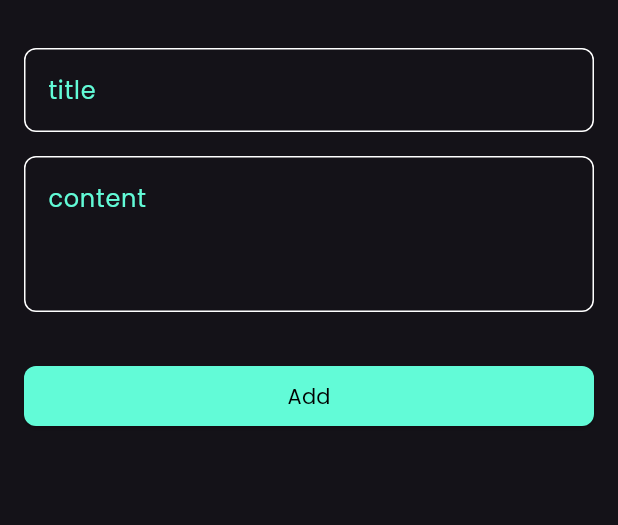
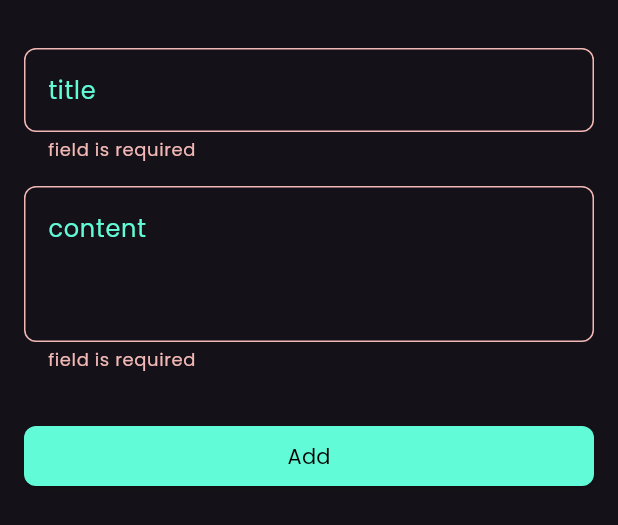
Before and after one commit to abdomostafa1/notes-app-flutter, a Flutter app: the AddNoteBottomSheet widget shown alone on an empty page, opened directly, after a tap on "Add", on a phone screen of 412 x 824 dp. Shown: the top 525 px of the screen. Run offline on Flutter 3.47's test engine with Material 3 defaults, Android fonts, the phone set to English and light mode, and no system bars; our stand-ins replace hive, hive_flutter; accounts and stored records are empty.

```diff
--- a/lib/constants.dart
+++ b/lib/constants.dart
@@ -1,3 +1,4 @@
 import 'dart:ui';
 
 const primaryColor=Color(0xff62FBD7);
+const kNotesBox='notes_box';
--- a/lib/widgets/add_note_bottom_sheet.dart
+++ b/lib/widgets/add_note_bottom_sheet.dart
@@ -3,24 +3,56 @@ import 'package:notes_app/widgets/custom_button.dart';
 
 import 'custom_text_field.dart';
 
-class AddNoteBottomSheet extends StatelessWidget {
-  const AddNoteBottomSheet({super.key});
+class AddNoteBottomSheet extends StatefulWidget {
+  AddNoteBottomSheet({super.key});
+
+  @override
+  State<AddNoteBottomSheet> createState() => _AddNoteBottomSheetState();
+}
+
+class _AddNoteBottomSheetState extends State<AddNoteBottomSheet> {
+  String? title, subTitle;
+
+  final GlobalKey<FormState> globalKey = GlobalKey();
+  var autoValidateMode = AutovalidateMode.disabled;
 
   @override
   Widget build(BuildContext context) {
     return Padding(
       padding: const EdgeInsets.symmetric(horizontal: 16),
       child: SingleChildScrollView(
-        child: Column(
-            children:[
-              SizedBox(height:32),
-              CustomTextField(hint: 'title'),
-              SizedBox(height: 16,),
-              CustomTextField(hint: 'content',maxLines:3),
-              SizedBox(height: 32),
-              CustomButton(),
-              SizedBox(height:200)
-            ]
+        child: Form(
+          key: globalKey,
+          autovalidateMode: autoValidateMode,
+          child: Column(children: [
+            const SizedBox(height: 32),
+            CustomTextField(
+              hint: 'title',
+              onSave: (value) {
+                if (value != null) title = value;
+              },
+            ),
+            const SizedBox(
+              height: 16,
+            ),
+            CustomTextField(
+              hint: 'content',
+              maxLines: 3,
+              onSave: (value) {
+                if (value != null) subTitle = value;
+              },
+            ),
+            const SizedBox(height: 32),
+            CustomButton(
+              onPressed: () {
+                if (globalKey.currentState!.validate()) {
+                  globalKey.currentState!.save();
+                }
+                autoValidateMode = AutovalidateMode.always;
+              },
+            ),
+            const SizedBox(height: 200)
+          ]),
         ),
       ),
     );
--- a/lib/widgets/custom_button.dart
+++ b/lib/widgets/custom_button.dart
@@ -2,8 +2,9 @@ import 'package:flutter/material.dart';
 import 'package:notes_app/constants.dart';
 
 class CustomButton extends StatelessWidget {
-  const CustomButton({super.key});
+   CustomButton({super.key,required this.onPressed});
 
+  void Function() onPressed;
   @override
   Widget build(BuildContext context) {
     return Container(
@@ -12,7 +13,7 @@ class CustomButton extends StatelessWidget {
         style: ElevatedButton.styleFrom(
             backgroundColor: primaryColor,
             shape: RoundedRectangleBorder(borderRadius:BorderRadius.circular(8))),
-        onPressed: () {},
+        onPressed: onPressed,
         child: Text(
           'Add',
           style: TextStyle(color: Colors.black),
--- a/lib/widgets/custom_text_field.dart
+++ b/lib/widgets/custom_text_field.dart
@@ -2,22 +2,31 @@ import 'package:flutter/material.dart';
 import 'package:notes_app/constants.dart';
 
 class CustomTextField extends StatelessWidget {
-  const CustomTextField({super.key, required this.hint, this.maxLines = 1});
+   CustomTextField({super.key, required this.hint, this.maxLines = 1,required this.onSave});
 
   final String hint;
   final int maxLines;
-
+  void Function(String? value) onSave;
   @override
   Widget build(BuildContext context) {
-    return TextField(
+    return TextFormField(
+      onSaved: onSave,
         maxLines: maxLines,
         cursorColor: primaryColor,
+        validator: (value) {
+          if (value != null && value.isNotEmpty) {
+            return null;
+          }
+          else {
+            return 'field is required';
+          }
+        },
         decoration: InputDecoration(
-            hintText: hint,
-            hintStyle: TextStyle(color: primaryColor),
-            border: buildOutlinedBorder(),
-            enabledBorder: buildOutlinedBorder(),
-            focusedBorder: buildOutlinedBorder(primaryColor)));
+        hintText: hint,
+        hintStyle: TextStyle(color: primaryColor),
+        border: buildOutlinedBorder(),
+        enabledBorder: buildOutlinedBorder(),
+        focusedBorder: buildOutlinedBorder(primaryColor)));
   }
 
   OutlineInputBorder buildOutlinedBorder([Color? color]) {
```
Also changed, not shown: lib/main.dart (+6 -1 lines), lib/note_model.dart (+9 -0 lines), lib/screens/edit_note_screen.dart (+6 -6 lines), lib/note_model.g.dart (added).
